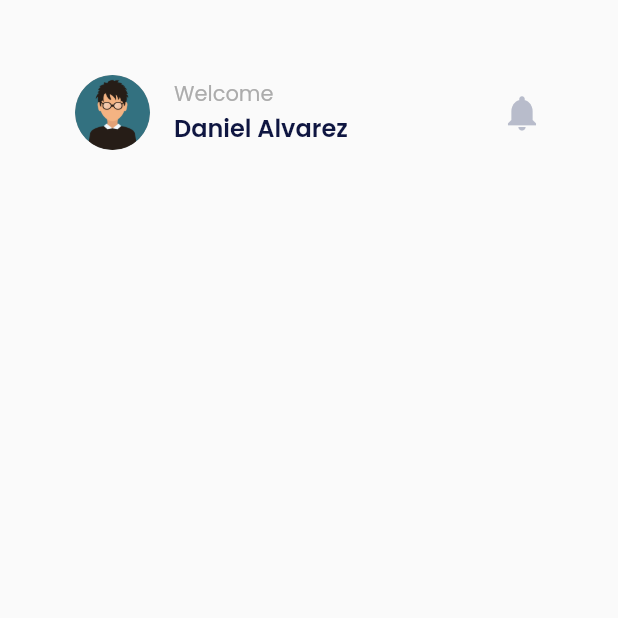
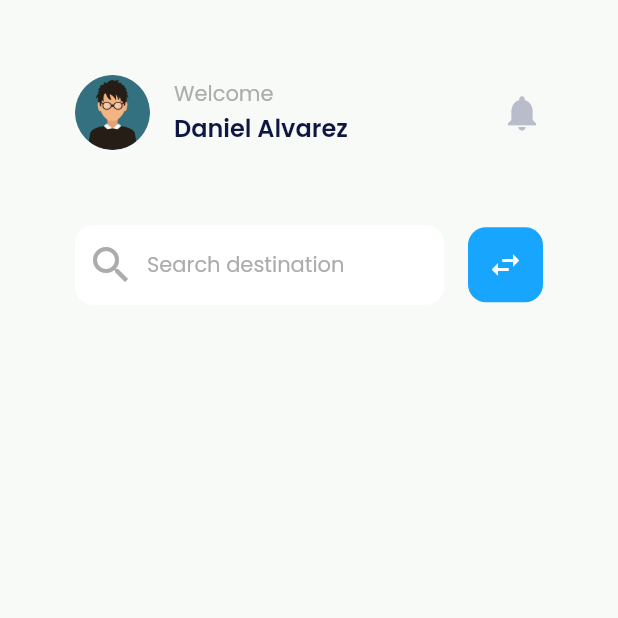
Before and after one commit to djag07907/travel_app, a Flutter app: the screen it shows after launch, on a phone screen of 412 x 824 dp, the top half of it. Run offline on Flutter 3.47's test engine with Material 2 defaults, Android fonts, the light colour scheme and no system bars; our stand-ins replace google_fonts.

Commit message:
Search component

```diff
--- /dev/null
+++ b/lib/components/search.dart
@@ -0,0 +1,49 @@
+// <!-- -----------------------------------------------------------------
+// @copyright    (C) 2023 SoAS
+// @file         File.jsx
+// @author       Daniel Alvarez <josamogax@gmail.com>
+// @brief        File description.
+// @details
+// ------------------------------------------------------------------ -->
+
+import 'package:flutter/material.dart';
+import 'package:travel_app/utils/styles.dart';
+
+class SearchSection extends StatelessWidget {
+  const SearchSection({super.key});
+
+  @override
+  Widget build(BuildContext context) {
+    return Row(
+      children: [
+        Expanded(
+          child: TextField(
+            cursorColor: accent,
+            style: p1,
+            decoration: InputDecoration(
+              prefixIcon: Icon(Icons.search, size: 32, color: text),
+              hintText: 'Search destination',
+              hintStyle: p1,
+              fillColor: white,
+              filled: true,
+              contentPadding: EdgeInsets.symmetric(vertical: small),
+              border: OutlineInputBorder(
+                borderRadius: BorderRadius.circular(12),
+                borderSide: BorderSide.none,
+              ),
+            ),
+          ),
+        ),
+        SizedBox(
+          width: small,
+        ),
+        Container(
+          decoration: BoxDecoration(color: accent, borderRadius: BorderRadius.circular(12)),
+          height: 50,
+          width: 50,
+          child: Icon(Icons.swap_horiz, color: white),
+        )
+      ],
+    );
+  }
+}
--- a/lib/pages/homePage.dart
+++ b/lib/pages/homePage.dart
@@ -8,6 +8,7 @@
 
 import 'package:flutter/material.dart';
 import 'package:travel_app/components/heading.dart';
+import 'package:travel_app/components/search.dart';
 import 'package:travel_app/utils/styles.dart';
 
 class HomePage extends StatefulWidget {
@@ -21,12 +22,17 @@ class _HomePageState extends State<HomePage> {
   @override
   Widget build(BuildContext context) {
     return Scaffold(
+      backgroundColor: background,
       body: SafeArea(
         child: Padding(
           padding: EdgeInsets.only(left: medium, top: 50, right: medium),
           child: Column(
-            children: const [
-              HeadingSection(),
+            children: [
+              const HeadingSection(),
+              SizedBox(
+                height: medium,
+              ),
+              const SearchSection(),
             ],
           ),
         ),
```
